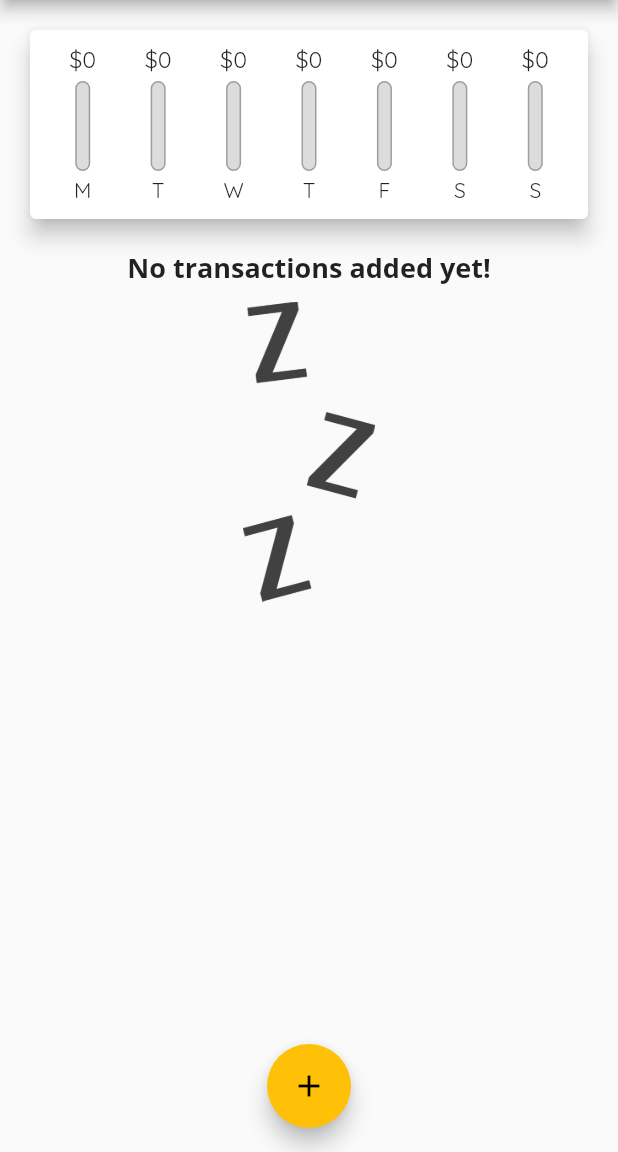
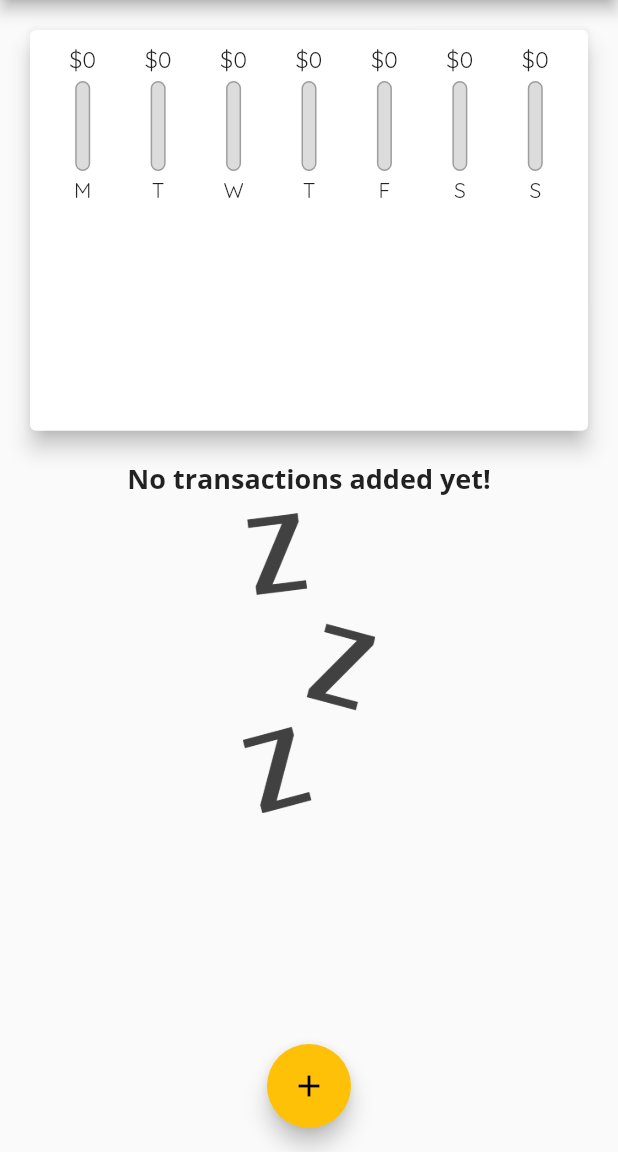
Before and after one commit to haohmaru3000/personal_expense, a Flutter app: the screen it shows after launch, on a phone screen of 412 x 824 dp, the part 84-1236 px from its top. Run offline on Flutter 3.47's test engine with Material 2 defaults, Android fonts, the phone set to English and light mode, and no system bars; missing offline and left inert: dart:ffi.

Commit message:
Calculate size automatically

```diff
--- a/lib/main.dart
+++ b/lib/main.dart
@@ -92,8 +92,7 @@
 
   @override
   Widget build(BuildContext context) {
-    return Scaffold(
-      appBar: AppBar(
+    final appBar = AppBar(
       title: Text('Personal Expenses'),
       actions: <Widget>[
         IconButton(
@@ -101,14 +100,27 @@
           onPressed: () => _startAddNewTransaction(context),
         ),
       ],
-      ),
+    );
+    return Scaffold(
+      appBar: appBar,
       body: SingleChildScrollView(
         child: Column(
-          // mainAxisAlignment: MainAxisAlignment.spaceAround,
           crossAxisAlignment: CrossAxisAlignment.stretch,
           children: <Widget>[
-            Chart(_recentTransactions),
-            TransactionList(_userTransactions, _deleteTransaction),
+            Container(
+              height: (MediaQuery.of(context).size.height -
+                      appBar.preferredSize.height -
+                      MediaQuery.of(context).padding.top) *
+                  0.4,
+              child: Chart(_recentTransactions),
+            ),
+            Container(
+              height: (MediaQuery.of(context).size.height -
+                      appBar.preferredSize.height -
+                      MediaQuery.of(context).padding.top) *
+                  0.6,
+              child: TransactionList(_userTransactions, _deleteTransaction),
+            ),
           ],
         ),
       ),
--- a/lib/widgets/chart.dart
+++ b/lib/widgets/chart.dart
@@ -42,7 +42,6 @@
 
   @override
   Widget build(BuildContext context) {
-    print(groupedTransactionValues);
     return Card(
       elevation: 6,
       margin: EdgeInsets.all(20),
--- a/lib/widgets/transaction_list.dart
+++ b/lib/widgets/transaction_list.dart
@@ -10,9 +10,7 @@
 
   @override
   Widget build(BuildContext context) {
-    return Container(
-      height: 300,
-      child: transactions.isEmpty
+    return transactions.isEmpty
         ? Column(
             children: <Widget>[
               Text(
@@ -24,8 +22,10 @@
               ),
               Container(
                 height: 200,
-                  child: Image.asset('assets/images/waiting.png',
-                      fit: BoxFit.cover),
+                child: Image.asset(
+                  'assets/images/waiting.png',
+                  fit: BoxFit.cover,
+                ),
               ),
             ],
           )
@@ -68,7 +68,6 @@
                 .length, // if we have 2 transactions, we're gonna build 2 items
             // children: transactions.map((tx) {
             // }).toList(),
-            ),
           );
   }
 }
```
Also changed, not shown: 1 other file. Lines whose indentation alone changed are shown as unchanged.
